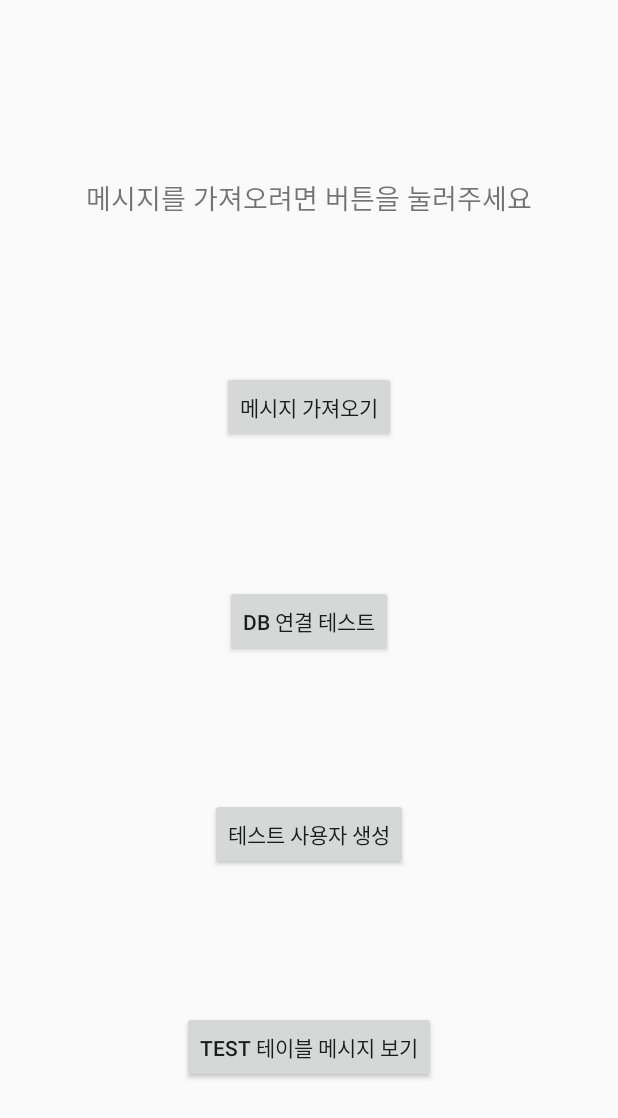
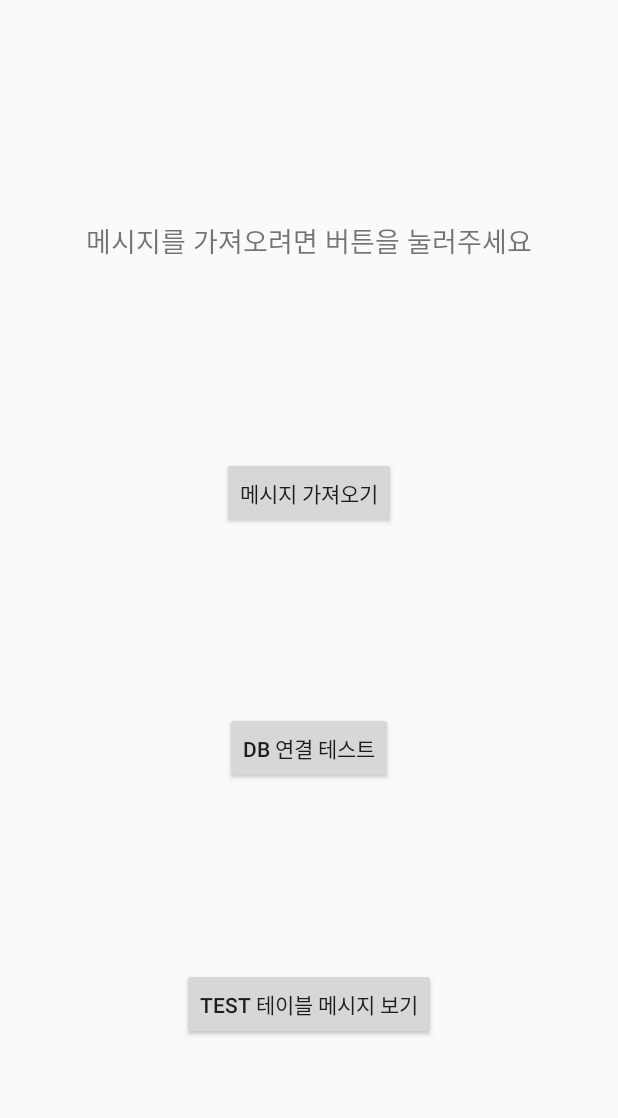
Before and after one commit to TeamOhwang/App, an Android app: the screen it shows after launch (MainActivity), on a phone screen of 412 x 824 dp. Shown: the top 1118 px of the screen. Run offline under Robolectric (Android 15) with nearby library versions, the phone set to English and light mode, and no system bars.

Commit message:
사용자 버튼 제거

```diff
--- a/android/app/src/main/res/layout/activity_main.xml
+++ b/android/app/src/main/res/layout/activity_main.xml
@@ -38,17 +38,6 @@
         app:layout_constraintTop_toBottomOf="@+id/fetchButton"
         app:layout_constraintStart_toStartOf="parent"
         app:layout_constraintEnd_toEndOf="parent"
-        app:layout_constraintBottom_toTopOf="@+id/createUserButton" />
-
-    <Button
-        android:id="@+id/createUserButton"
-        android:layout_width="wrap_content"
-        android:layout_height="wrap_content"
-        android:text="테스트 사용자 생성"
-        android:layout_marginBottom="8dp"
-        app:layout_constraintTop_toBottomOf="@+id/dbTestButton"
-        app:layout_constraintStart_toStartOf="parent"
-        app:layout_constraintEnd_toEndOf="parent"
         app:layout_constraintBottom_toTopOf="@+id/showTestMessagesButton" />
 
     <Button
@@ -56,7 +45,7 @@
         android:layout_width="wrap_content"
         android:layout_height="wrap_content"
         android:text="Test 테이블 메시지 보기"
-        app:layout_constraintTop_toBottomOf="@+id/createUserButton"
+        app:layout_constraintTop_toBottomOf="@+id/dbTestButton"
         app:layout_constraintStart_toStartOf="parent"
         app:layout_constraintEnd_toEndOf="parent"
         app:layout_constraintBottom_toBottomOf="parent" />
```
Also changed, not shown: android/app/src/main/java/com/example/project/MainActivity.kt (+0 -49 lines).
